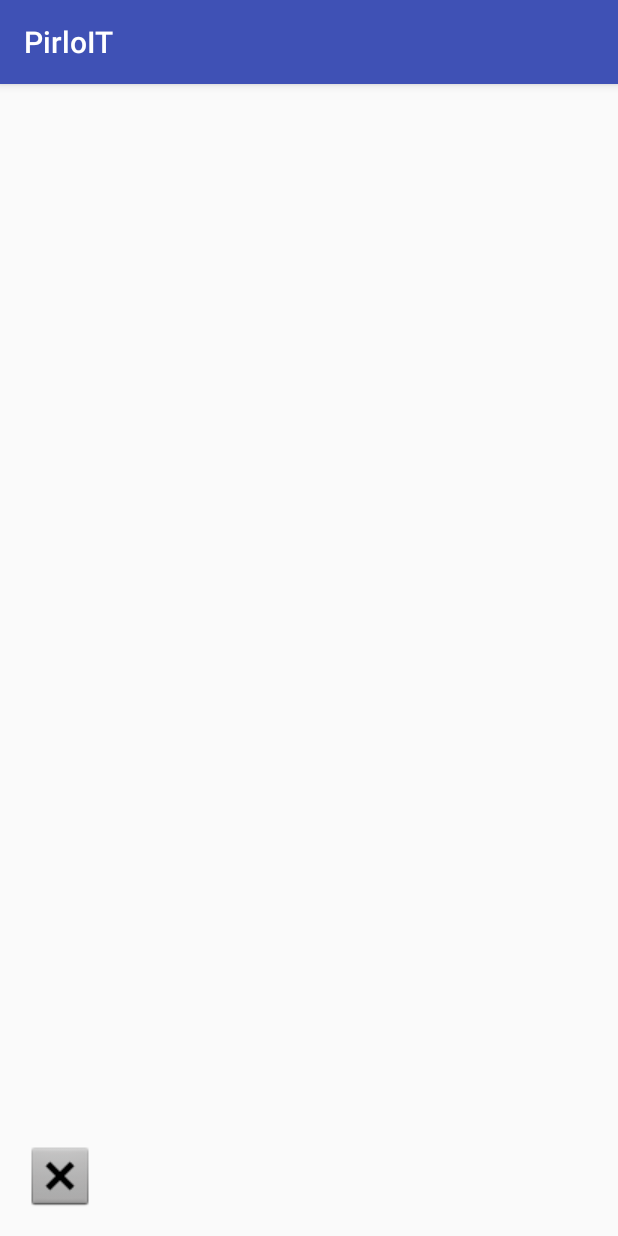
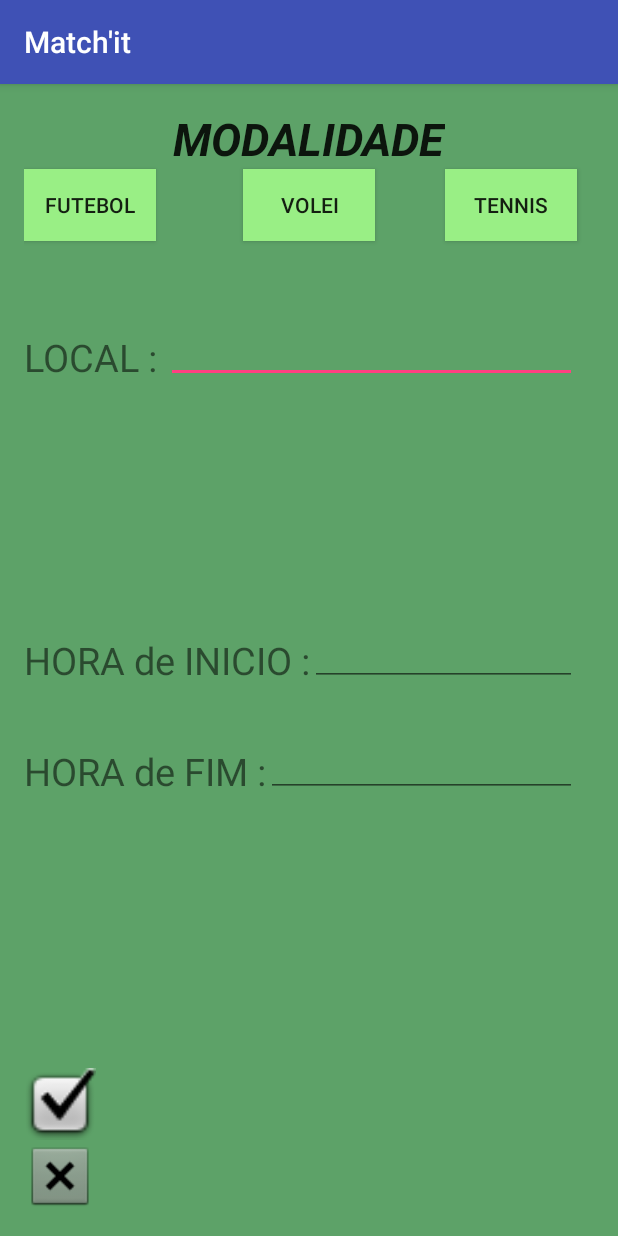
Before and after one commit to tomasvcaldas/PSC-PIRLO, an Android app: the criarEvento screen opened directly, with no data from a screen before it, on a phone screen of 412 x 824 dp. Run offline under Robolectric (Android 15) with nearby library versions, the phone set to English and light mode, and no system bars.

Commit message:
Ativity CriaEvento

```diff
--- a/pirloIT/app/src/main/AndroidManifest.xml
+++ b/pirloIT/app/src/main/AndroidManifest.xml
@@ -5,7 +5,7 @@
     <application
         android:allowBackup="true"
         android:icon="@mipmap/ic_launcher"
-        android:label="@string/app_name"
+        android:label="Match&apos;it"
         android:supportsRtl="true"
         android:theme="@style/AppTheme">
         <activity android:name=".MainActivity">
@@ -16,7 +16,8 @@
             </intent-filter>
         </activity>
         <activity android:name=".inscreverEvento" />
-        <activity android:name=".criarEvento"></activity>
+        <activity android:name=".criarEvento" />
+        <activity android:name=".EventoConfirmado"></activity>
     </application>
 
 </manifest>
--- /dev/null
+++ b/pirloIT/app/src/main/java/com/example/utilizador/pirloit/EventoConfirmado.java
@@ -0,0 +1,13 @@
+package com.example.utilizador.pirloit;
+
+import android.support.v7.app.AppCompatActivity;
+import android.os.Bundle;
+
+public class EventoConfirmado extends AppCompatActivity {
+
+    @Override
+    protected void onCreate(Bundle savedInstanceState) {
+        super.onCreate(savedInstanceState);
+        setContentView(R.layout.activity_evento_confirmado);
+    }
+}
--- a/pirloIT/app/src/main/java/com/example/utilizador/pirloit/criarEvento.java
+++ b/pirloIT/app/src/main/java/com/example/utilizador/pirloit/criarEvento.java
@@ -5,8 +5,16 @@ import android.support.v7.app.AppCompatActivity;
 import android.os.Bundle;
 import android.view.View;
 import android.widget.Button;
+import android.widget.CompoundButton;
+import android.widget.ToggleButton;
 
 public class criarEvento extends AppCompatActivity {
+
+    private boolean futebol = false;
+    private boolean tennis = false ;
+    private boolean volei = false ;
+
+
 
     @Override
     protected void onCreate(Bundle savedInstanceState) {
@@ -20,6 +28,48 @@ public class criarEvento extends AppCompatActivity {
                 Intent backCriarIntent = new Intent(criarEvento.this,MainActivity.class);
                 startActivity(backCriarIntent);
             }
+
         });
+
+        Button button = (Button) findViewById(R.id.button);
+        button.setOnClickListener(new View.OnClickListener() {
+            @Override
+            public void onClick(View v) {
+               futebol = true ;
+            }
+
+        });
+
+        Button button2 = (Button) findViewById(R.id.button2);
+        button2.setOnClickListener(new View.OnClickListener() {
+            @Override
+            public void onClick(View v) {
+                volei = true ;
+            }
+
+        });
+
+
+
+        Button button3 = (Button) findViewById(R.id.button3);
+        button3.setOnClickListener(new View.OnClickListener() {
+            @Override
+            public void onClick(View v) {
+                tennis = true ;
+            }
+
+        });
+
+
+        Button confirmaCriar = (Button) findViewById(R.id.confirmaCriar);
+        confirmaCriar.setOnClickListener(new View.OnClickListener() {
+            @Override
+            public void onClick(View v) {
+                Intent confirmaCriarIntent = new Intent(criarEvento.this,MainActivity.class);
+                startActivity(confirmaCriarIntent);
+            }
+        });
+
+
     }
 }
--- a/pirloIT/app/src/main/res/layout/activity_criar_evento.xml
+++ b/pirloIT/app/src/main/res/layout/activity_criar_evento.xml
@@ -7,7 +7,8 @@
     android:paddingLeft="@dimen/activity_horizontal_margin"
     android:paddingRight="@dimen/activity_horizontal_margin"
     android:paddingTop="@dimen/activity_vertical_margin"
-    tools:context="com.example.utilizador.pirloit.criarEvento">
+    tools:context="com.example.utilizador.pirloit.criarEvento"
+    android:background="#a70c741c">
 
     <Button
         style="?android:attr/buttonStyleSmall"
@@ -18,4 +19,120 @@
         android:layout_alignParentLeft="true"
         android:layout_alignParentStart="true"
         android:background="@android:drawable/btn_dialog" />
+
+    <TextView
+        android:layout_width="wrap_content"
+        android:layout_height="wrap_content"
+        android:textAppearance="?android:attr/textAppearanceLarge"
+        android:text="MODALIDADE"
+        android:id="@+id/textView"
+        android:layout_alignParentTop="true"
+        android:layout_centerHorizontal="true"
+        android:textSize="30dp"
+        android:enabled="true"
+        android:textStyle="bold|italic" />
+
+    <Button
+        android:layout_width="wrap_content"
+        android:layout_height="wrap_content"
+        android:text="FUTEBOL"
+        android:id="@+id/button"
+        android:layout_below="@+id/textView"
+        android:layout_alignParentLeft="true"
+        android:layout_alignParentStart="true"
+        android:background="#99ef85" />
+
+    <Button
+        android:layout_width="wrap_content"
+        android:layout_height="wrap_content"
+        android:text="VOLEI"
+        android:id="@+id/button2"
+        android:layout_alignTop="@+id/button3"
+        android:layout_centerHorizontal="true"
+        android:background="#99ef85" />
+
+    <Button
+        android:layout_width="wrap_content"
+        android:layout_height="wrap_content"
+        android:text="TENNIS"
+        android:id="@+id/button3"
+        android:layout_alignTop="@+id/button"
+        android:layout_toRightOf="@+id/textView"
+        android:layout_toEndOf="@+id/textView"
+        android:background="#99ef85" />
+
+    <TextView
+        android:layout_width="wrap_content"
+        android:layout_height="wrap_content"
+        android:text="LOCAL : "
+        android:id="@+id/textView2"
+        android:layout_below="@+id/button"
+        android:layout_alignParentLeft="true"
+        android:layout_alignParentStart="true"
+        android:layout_marginTop="60dp"
+        android:textSize="25dp" />
+
+    <EditText
+        android:layout_width="wrap_content"
+        android:layout_height="wrap_content"
+        android:id="@+id/editText"
+        android:layout_alignBottom="@+id/textView2"
+        android:layout_toRightOf="@+id/textView2"
+        android:text=" "
+        android:layout_alignRight="@+id/button3"
+        android:layout_alignEnd="@+id/button3"
+        android:textSize="25dp" />
+
+    <TextView
+        android:layout_width="wrap_content"
+        android:layout_height="wrap_content"
+        android:text="HORA de INICIO :"
+        android:id="@+id/textView3"
+        android:textSize="25dp"
+        android:layout_centerVertical="true"
+        android:layout_alignParentLeft="true"
+        android:layout_alignParentStart="true" />
+
+    <TextView
+        android:layout_width="wrap_content"
+        android:layout_height="wrap_content"
+        android:text="HORA de FIM :"
+        android:id="@+id/textView4"
+        android:textSize="25dp"
+        android:layout_below="@+id/textView3"
+        android:layout_alignParentLeft="true"
+        android:layout_alignParentStart="true"
+        android:layout_marginTop="39dp" />
+
+    <EditText
+        android:layout_width="wrap_content"
+        android:layout_height="wrap_content"
+        android:id="@+id/editText2"
+        android:layout_above="@+id/textView4"
+        android:layout_toRightOf="@+id/textView3"
+        android:layout_alignRight="@+id/button3"
+        android:layout_alignEnd="@+id/button3"
+        android:textSize="25dp" />
+
+    <EditText
+        android:layout_width="wrap_content"
+        android:layout_height="wrap_content"
+        android:id="@+id/editText3"
+        android:layout_alignBottom="@+id/textView4"
+        android:layout_toRightOf="@+id/textView4"
+        android:layout_alignRight="@+id/button3"
+        android:layout_alignEnd="@+id/button3"
+        android:textSize="25dp" />
+
+    <Button
+        android:layout_width="wrap_content"
+        android:layout_height="wrap_content"
+        android:id="@+id/confirmaCriar"
+        android:layout_alignParentLeft="true"
+        android:layout_alignParentStart="true"
+        android:layout_alignRight="@+id/backCriar"
+        android:layout_alignEnd="@+id/backCriar"
+        android:background="@android:drawable/checkbox_on_background"
+        android:layout_above="@+id/backCriar" />
+
 </RelativeLayout>
--- /dev/null
+++ b/pirloIT/app/src/main/res/layout/activity_evento_confirmado.xml
@@ -0,0 +1,13 @@
+<?xml version="1.0" encoding="utf-8"?>
+<RelativeLayout xmlns:android="http://schemas.android.com/apk/res/android"
+    xmlns:tools="http://schemas.android.com/tools"
+    android:layout_width="match_parent"
+    android:layout_height="match_parent"
+    android:paddingBottom="@dimen/activity_vertical_margin"
+    android:paddingLeft="@dimen/activity_horizontal_margin"
+    android:paddingRight="@dimen/activity_horizontal_margin"
+    android:paddingTop="@dimen/activity_vertical_margin"
+    tools:context="com.example.utilizador.pirloit.EventoConfirmado"
+    android:background="#a70c741c">
+
+</RelativeLayout>
```
Also changed, not shown: pirloIT/app/src/main/res/drawable/human.png (added).
